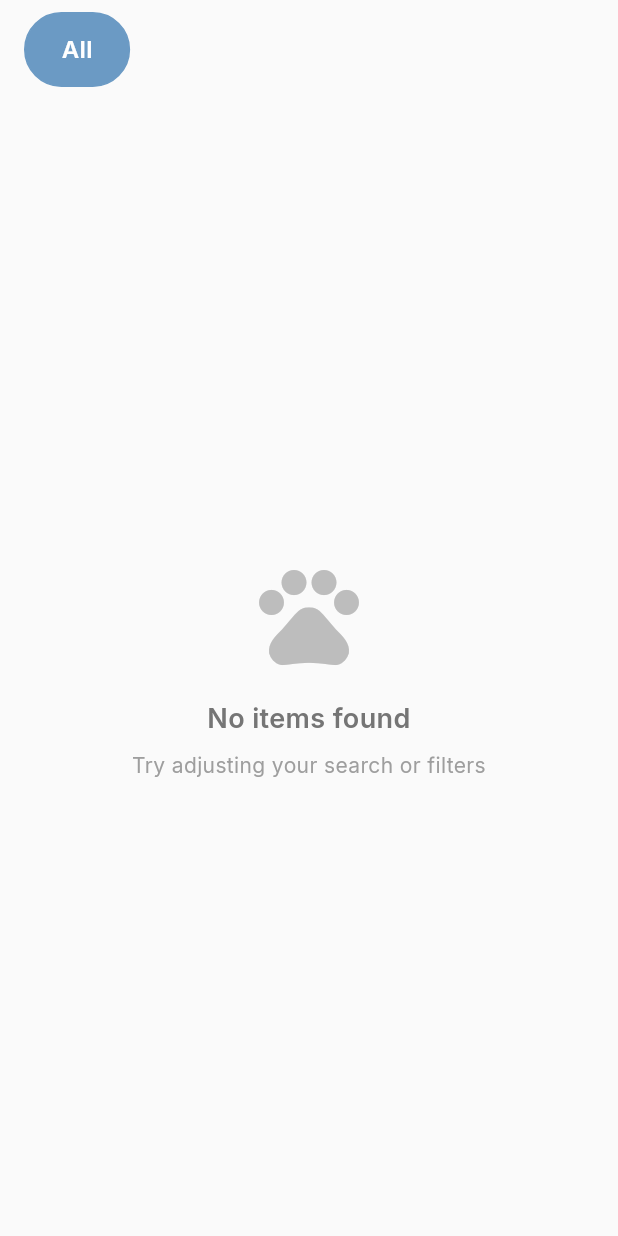
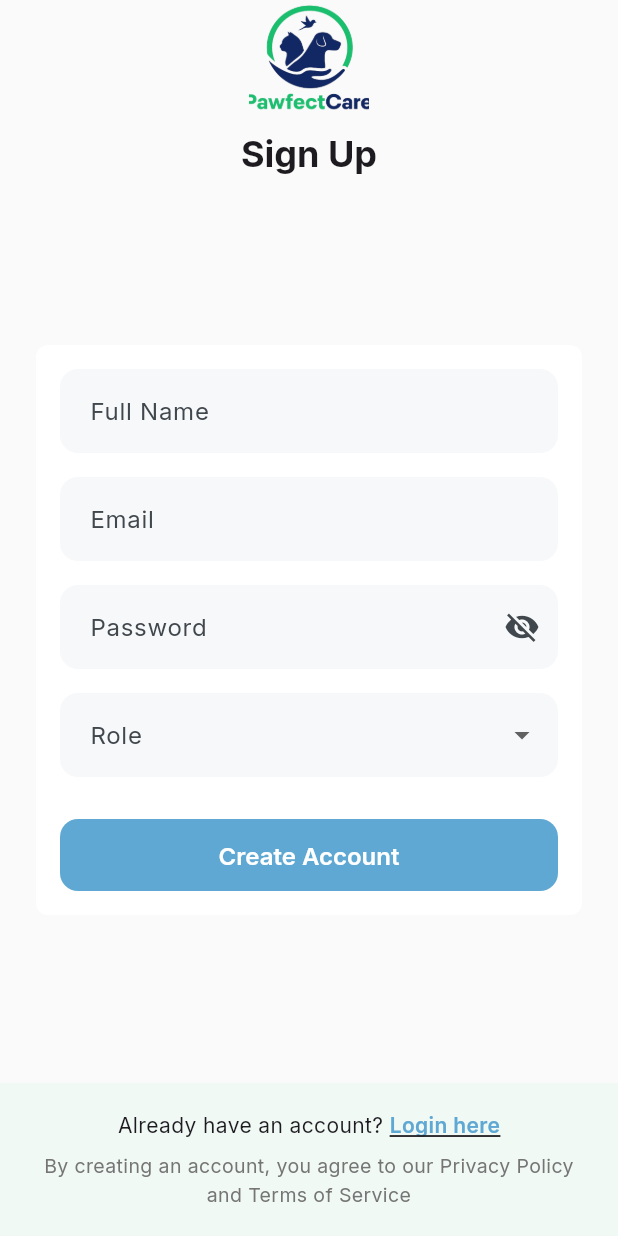
Before and after one commit to HabeebEttu/pawfect_care, a Flutter app: the screen it shows after launch, on a phone screen of 412 x 824 dp. Run offline on Flutter 3.47's test engine with Material 3 defaults, Android fonts, the phone set to English and light mode, and no system bars; our stand-ins replace cloud_firestore, email_validator, firebase_auth, firebase_core, flutter_riverpod, google_fonts and 1 more; accounts and stored records are empty.

Commit message:
register page

```diff
--- a/lib/main.dart
+++ b/lib/main.dart
@@ -2,6 +2,7 @@
 import 'package:flutter/material.dart';
 import 'package:flutter_riverpod/flutter_riverpod.dart' as riverpod;
 import 'package:pawfect_care/pages/pet_store/pet_store_page.dart';
+import 'package:pawfect_care/pages/register_page.dart';
 import 'package:pawfect_care/providers/theme_provider.dart';
 import 'package:provider/provider.dart';
 import 'package:pawfect_care/firebase_options.dart';
@@ -44,7 +45,7 @@
             theme: themeProvider.getThemeData(context),
 
             title: "Pawfect Care",
-            home: PetStorePage(),
+            home: RegisterPage(),
             routes: {"/login": (context) => const LoginPage()},
           );
         },
--- a/lib/models/articles.dart
+++ b/lib/models/articles.dart
@@ -17,6 +17,7 @@ class Articles {
     String? title,
     String? coverImageUrl,
     String? articleContent,
+    String? subtitle,
   }) {
     return Articles(
       title: title ?? this.title,
--- a/lib/models/role.dart
+++ b/lib/models/role.dart
@@ -1,3 +1,3 @@
 enum Role {
-admin , user, shelter,vet
+admin , user, shelter, vet
 }
--- a/lib/models/user.dart
+++ b/lib/models/user.dart
@@ -6,7 +6,6 @@ import 'package:pawfect_care/models/role.dart';
 class User {
   final String email;
   final String name;
-  final String password;
   final String? phone;
   final Profile profile;
   final String userId;
@@ -15,7 +14,6 @@ class User {
   User({
     required this.email,
     required this.name,
-    required this.password,
     this.phone,
     required this.profile,
     required this.userId,
@@ -25,7 +23,6 @@ class User {
   User copyWith({
     String? email,
     String? name,
-    String? password,
     String? phone,
     Profile? profile,
     String? userId,
@@ -34,7 +31,6 @@ class User {
     return User(
       email: email ?? this.email,
       name: name ?? this.name,
-      password: password ?? this.password,
       phone: phone ?? this.phone,
       profile: profile ?? this.profile,
       userId: userId ?? this.userId,
@@ -46,7 +42,6 @@ class User {
     return <String, dynamic>{
       'email': email,
       'name': name,
-      'password': password,
       'phone': phone,
       'profile': profile.toMap(),
       'userId': userId,
@@ -58,7 +53,6 @@ class User {
     return User(
       email: map['email'] as String,
       name: map['name'] as String,
-      password: map['password'] as String,
       phone: map['phone'] != null ? map['phone'] as String : null,
       profile: Profile.fromMap(map['profile'] as Map<String, dynamic>),
       userId: map['userId'] as String,
@@ -73,7 +67,7 @@ class User {
 
   @override
   String toString() {
-    return 'User(email: $email, name: $name, password: $password, phone: $phone, profile: $profile, userId: $userId, role: $role)';
+    return 'User(email: $email, name: $name, phone: $phone, profile: $profile, userId: $userId, role: $role)';
   }
 
   @override
@@ -82,7 +76,6 @@ class User {
 
     return other.email == email &&
         other.name == name &&
-        other.password == password &&
         other.phone == phone &&
         other.profile == profile &&
         other.userId == userId &&
@@ -93,7 +86,6 @@ class User {
   int get hashCode {
     return email.hashCode ^
         name.hashCode ^
-        password.hashCode ^
         phone.hashCode ^
         profile.hashCode ^
         userId.hashCode ^
--- a/lib/pages/login_page.dart
+++ b/lib/pages/login_page.dart
@@ -2,6 +2,7 @@ import 'package:email_validator/email_validator.dart';
 import 'package:flutter/material.dart';
 import 'package:pawfect_care/pages/pet_owner_dashboard.dart';
 import 'package:pawfect_care/providers/auth_provider.dart';
+import 'package:pawfect_care/routes/app_routes.dart';
 import 'package:provider/provider.dart';
 
 class LoginPage extends StatefulWidget {
@@ -146,7 +147,10 @@ class _LoginPageState extends State<LoginPage> {
                 children: [
                   Text('Dont have an account? '),
                   GestureDetector(
-                    onTap: () {},
+                    onTap: () {
+                      Navigator.pushReplacementNamed(context, AppRoutes
+                          .register);
+                    },
                     child: Text(
                       'SignUp here',
                       style: TextStyle(decoration: TextDecoration.underline),
--- /dev/null
+++ b/lib/pages/register_page.dart
@@ -0,0 +1,272 @@
+import 'package:cloud_firestore/cloud_firestore.dart';
+import 'package:flutter/material.dart';
+import 'package:pawfect_care/routes/app_routes.dart';
+import 'package:provider/provider.dart';
+import 'package:email_validator/email_validator.dart';
+import 'package:pawfect_care/models/role.dart';
+import 'package:pawfect_care/providers/auth_provider.dart';
+
+class RegisterPage extends StatefulWidget {
+  const RegisterPage({super.key});
+
+  @override
+  State<RegisterPage> createState() => _RegisterPageState();
+}
+
+class _RegisterPageState extends State<RegisterPage> {
+  final _formKey = GlobalKey<FormState>();
+  final _nameController = TextEditingController();
+  final _emailController = TextEditingController();
+  final _passwordController = TextEditingController();
+  bool _obscure = true;
+  Role? _selectedRole;
+
+  @override
+  void dispose() {
+    _nameController.dispose();
+    _emailController.dispose();
+    _passwordController.dispose();
+    super.dispose();
+  }
+
+  @override
+  Widget build(BuildContext context) {
+    final auth = context.watch<AuthProvider>();
+
+    return Scaffold(
+      body: SafeArea(
+        child: Column(
+          children: [
+            Center(
+              child: Column(
+                children: [
+                  Image(image: AssetImage('images/pawfectcare_logo.png'
+                      ), height: 80,),
+                  SizedBox(height: 6,),
+                  Text(
+                    'Sign Up',
+                    style: Theme.of(context)
+                        .textTheme
+                        .headlineSmall
+                        ?.copyWith(fontWeight: FontWeight.bold),
+                  ),
+                ],
+              ),
+            ),
+            Expanded(
+              child: Center(
+                child: SingleChildScrollView(
+                  padding: const EdgeInsets.symmetric(horizontal: 24.0, vertical: 24),
+                  child: Container(
+                    padding: const EdgeInsets.all(16),
+                    decoration: BoxDecoration(
+                      color: Colors.white,
+                      borderRadius: BorderRadius.circular(8),
+                    ),
+                    child: Form(
+                      key: _formKey,
+                      child: Column(
+                        mainAxisSize: MainAxisSize.min,
+                        children: [
+                          _buildTextField(
+                            controller: _nameController,
+                            label: 'Full Name',
+                            validator: (v) => v!.trim().isEmpty ? 'Name required' : null,
+                          ),
+                          const SizedBox(height: 16),
+                          _buildTextField(
+                            controller: _emailController,
+                            label: 'Email',
+                            keyboardType: TextInputType.emailAddress,
+                            validator: (v) =>
+                            !EmailValidator.validate(v ?? '') ? 'Invalid email' : null,
+                          ),
+                          const SizedBox(height: 16),
+                          _buildTextField(
+                            controller: _passwordController,
+                            label: 'Password',
+                            obscureText: _obscure,
+                            suffixIcon: IconButton(
+                              icon: Icon(_obscure ? Icons.visibility_off : Icons.visibility),
+                              onPressed: () => setState(() => _obscure = !_obscure),
+                            ),
+                            validator: (v) =>
+                            (v?.length ?? 0) < 6 ? 'Min 6 characters' : null,
+                          ),
+                          const SizedBox(height: 16),
+                          DropdownButtonFormField<Role>(
+                            decoration: const InputDecoration(
+                              labelText: 'Role',
+                              border: OutlineInputBorder(),
+                            ),
+                            value: _selectedRole,
+                            items: Role.values
+                                .map((role) => DropdownMenuItem(
+                              value: role,
+                              child: Text(role.name),
+                            ))
+                                .toList(),
+                            onChanged: (role) => setState(() => _selectedRole = role),
+                            validator: (v) => v == null ? 'Select role' : null,
+                          ),
+
+                          const SizedBox(height: 20),
+
+                          if (auth.errorMessage != null)
+                            Container(
+                              width: double.infinity,
+                              padding: const EdgeInsets.all(12),
+                              margin: const EdgeInsets.only(bottom: 16),
+                              decoration: BoxDecoration(
+                                color: Colors.red.shade50,
+                                borderRadius: BorderRadius.circular(8),
+                                border: Border.all(color: Colors.red.shade200),
+                              ),
+                              child: Text(
+                                auth.errorMessage!,
+                                style: TextStyle(color: Colors.red.shade700),
+                              ),
+                            ),
+                          const SizedBox(height: 8),
+                          SizedBox(
+                            width: 340,
+                            height: 48,
+                            child: ElevatedButton(
+                              style: ElevatedButton.styleFrom(
+                                textStyle: const TextStyle(
+                                  inherit: true,
+                                  fontFamily: 'Inter',
+                                  fontSize: 16,
+                                  fontWeight: FontWeight.w600,
+                                ),
+                              ),
+                              onPressed: auth.isLoading ? null : _register,
+                              child: auth.isLoading
+                                  ? const SizedBox(
+                                height: 20,
+                                width: 20,
+                                child: CircularProgressIndicator(strokeWidth: 2),
+                              )
+                                  : const Text('Create Account'),
+                            ),
+                          ),
+                        ],
+                      ),
+                    ),
+                  ),
+                ),
+              ),
+            ),
+            Container(
+              width: double.infinity,
+              color: const Color(0xFFF0F9F4),
+              padding: const EdgeInsets.symmetric(horizontal: 20, vertical: 18),
+              child: Column(
+                mainAxisSize: MainAxisSize.min,
+                children: [
+                  Row(
+                    mainAxisAlignment: MainAxisAlignment.center,
+                    children: [
+                      const Text('Already have an account? '),
+                      GestureDetector(
+                        onTap: () {
+                          Navigator.pushReplacementNamed(context, AppRoutes.login);
+                        },
+                        child: Text(
+                          'Login here',
+                          style: TextStyle(
+                            color: Theme.of(context).primaryColor,
+                            decoration: TextDecoration.underline,
+                            fontWeight: FontWeight.w600,
+                          ),
+                        ),
+                      ),
+                    ],
+                  ),
+
+                  const SizedBox(height: 8),
+
+                  // Privacy / Terms line
+                  Text(
+                    'By creating an account, you agree to our Privacy Policy and Terms of Service',
+                    textAlign: TextAlign.center,
+                    style: TextStyle(
+                      color: Colors.grey[600],
+                      fontSize: 13,
+                    ),
+                  ),
+                ],
+              ),
+            ),
+          ],
+        ),
+      ),
+    );
+  }
+
+  Widget _buildTextField({
+    required TextEditingController controller,
+    required String label,
+    TextInputType? keyboardType,
+    bool obscureText = false,
+    Widget? suffixIcon,
+    String? Function(String?)? validator,
+  }) {
+    return TextFormField(
+      controller: controller,
+      keyboardType: keyboardType,
+      obscureText: obscureText,
+      decoration: InputDecoration(
+        labelText: label,
+        border: const OutlineInputBorder(),
+        suffixIcon: suffixIcon,
+      ),
+      validator: validator,
+    );
+  }
+
+  Future<void> _register() async {
+    if (!_formKey.currentState!.validate()) return;
+
+    final auth = context.read<AuthProvider>();
+
+    await auth.signUp(
+      email: _emailController.text.trim(),
+      password: _passwordController.text,
+      name: _nameController.text.trim(),
+      role: _selectedRole!,
+    );
+
+    if (!mounted) return;
+
+    if (auth.errorMessage != null) return;
+
+    final uid = auth.user!.uid;
+
+    final snap = await FirebaseFirestore.instance
+        .collection('users')
+        .doc(uid)
+        .get();
+
+    if (!mounted) return;
+
+    final roleString = snap.data()?['role'] as String? ?? '';
+
+    switch (roleString) {
+      case 'user':
+        Navigator.pushReplacementNamed(context, '/ownerDashboard');
+        break;
+      case 'vet':
+        Navigator.pushReplacementNamed(context, '/vetDashboard');
+        break;
+      case 'shelter':
+        Navigator.pushReplacementNamed(context, '/shelterDashboard');
+        break;
+      case 'admin':
+        Navigator.pushReplacementNamed(context, '/adminDashboard');
+        break;
+      default:
+        Navigator.pushReplacementNamed(context, '/defaultDashboard');
+    }
+  }
+}
--- a/lib/providers/auth_provider.dart
+++ b/lib/providers/auth_provider.dart
@@ -1,5 +1,6 @@
   import 'package:flutter/widgets.dart';
   import 'package:firebase_auth/firebase_auth.dart';
+  import 'package:pawfect_care/models/role.dart';
   import 'package:pawfect_care/services/auth_service.dart';
 
   class AuthProvider with ChangeNotifier {
@@ -32,13 +33,15 @@ class AuthProvider with ChangeNotifier {
       required String email,
       required String password,
       required String name,
+      required Role role,
+
     }) async {
       _setLoading(true);
       _setErrorMessage(null);
 
       try {
         UserCredential userCredential = await _authService
-          .signUpWithEmailAndPassword(email, password, name);
+            .signUpWithEmailAndPassword(email, password, name, role: role);
         _setUser(userCredential.user);
       } on FirebaseAuthException catch (e) {
         _setErrorMessage(e.message);
--- /dev/null
+++ b/lib/routes/app_routes.dart
@@ -0,0 +1,17 @@
+import 'package:flutter/material.dart';
+import 'package:pawfect_care/pages/login_page.dart';
+import 'package:pawfect_care/pages/register_page.dart';
+
+class AppRoutes {
+  // static const String splash = '/splash';
+  static const String login = '/login';
+  static const String register = '/register';
+
+
+  static Map<String, WidgetBuilder> routes = {
+    // splash: (context) => const SplashScreen(),
+    login: (context) => const LoginPage(),
+    register: (context) => const RegisterPage(),
+
+  };
+}
--- a/lib/services/auth_service.dart
+++ b/lib/services/auth_service.dart
@@ -6,87 +6,47 @@ import 'package:pawfect_care/models/user.dart' as user;
 class AuthService {
   final FirebaseFirestore firestore = FirebaseFirestore.instance;
 
-  // Future<User?> register(String name,String email, String password) async {
-  //   if (!isValidName(name)) {
-  //     throw Exception('Please enter a valid name.');
-  //   }
-
-  //   if (!isValidEmail(email)) {
-  //     throw Exception('Please enter a valid email address.');
-  //   }
-
-  //   if (!isValidPassword(password)) {
-  //     throw Exception('Password must be at least 6 characters long.');
-  //   }
-
-  //   try {
-  //     final result = await firestore.createUserWithEmailAndPassword(
-  //       email: email.trim(),
-  //       password: password.trim(),
-  //     );
-  //     await result.user?.updateDisplayName(name);
-  //     await result.user?.reload();
-  //     return result.user;
-  //   } on FirebaseAuthException catch (e) {
-  //     switch (e.code) {
-  //       case 'email-already-in-use':
-  //         throw Exception('This email is already in use.');
-  //       case 'invalid-email':
-  //         throw Exception('The email address is invalid.');
-  //       case 'weak-password':
-  //         throw Exception('The password is too weak.');
-  //       default:
-  //         throw Exception('Registration failed. Please try again.');
-  //     }
-  //   } catch (e) {
-  //     throw Exception('An unexpected error occurred.');
-  //   }
-  // }
-
   Future<UserCredential> signUpWithEmailAndPassword(
       String email,
       String password,
       String name, {
-    Role? role,
-  }
-  ) async {
+        required Role role,
+      }) async {
     try {
       UserCredential userCredential = await FirebaseAuth.instance
           .createUserWithEmailAndPassword(email: email, password: password);
-          if(role == null){
+
       await firestore
           .collection('users')
           .doc(userCredential.user!.uid)
           .set(
         user.User(
+          userId: userCredential.user!.uid,
           email: email,
           name: name,
-                password: password,
+          role: role,
           profile: Profile(uid: userCredential.user!.uid),
-                userId: userCredential.user!.uid,
         ).toMap(),
       );
-          }else{
-            await firestore
-            .collection('users')
-            .doc(userCredential.user!.uid)
-            .set(
-              user.User(
-                email: email,
-                name: name,
-                password: password,
-                profile: Profile(uid: userCredential.user!.uid),
-                userId: userCredential.user!.uid,
-                role: role
-              ).toMap(),
-            );
-          }
 
       return userCredential;
     } on FirebaseAuthException catch (e) {
-      rethrow;
+      switch (e.code) {
+        case 'email-already-in-use':
+          throw Exception('This email is already in use.');
+        case 'invalid-email':
+          throw Exception('The email address is invalid.');
+        case 'weak-password':
+          throw Exception('The password is too weak.');
+        default:
+          throw Exception('Registration failed. Please try again.');
+      }
+    } catch (e) {
+      throw Exception('An unexpected error occurred.');
     }
   }
+
+
 
   Future<UserCredential> signInWithEmailAndPassword(
     String email,
@@ -97,7 +57,18 @@ class AuthService {
           .signInWithEmailAndPassword(email: email, password: password);
       return userCredential;
     } on FirebaseAuthException catch (e) {
-      rethrow;
+      switch (e.code) {
+        case 'user-not-found':
+          throw Exception('No user found for that email.');
+        case 'wrong-password':
+          throw Exception('Incorrect password.');
+        case 'invalid-email':
+          throw Exception('Invalid email address.');
+        default:
+          throw Exception('Login failed. Please try again.');
+      }
+    } catch (e) {
+      throw Exception('An unexpected error occurred.');
     }
   }
 
```
Also changed, not shown: lib/pages/pet_store/pet_store_page.dart (+10 -2 lines), lib/pages/pet_store/widgets/store_card.dart (+96 -39 lines), lib/pages/pet_store/widgets/store_search_bar.dart (added, +61 -0 lines), pubspec.yaml (+5 -4 lines), images/pawfectcare_logo.png (added), images/person.png (renamed from assets/images/person.png), images/pet_1.png (renamed from assets/images/pet_1.png), images/pet_2.png (renamed from assets/images/pet_2.png), images/pet_3.png (renamed from assets/images/pet_3.png). Lines whose indentation alone changed are shown as unchanged.
